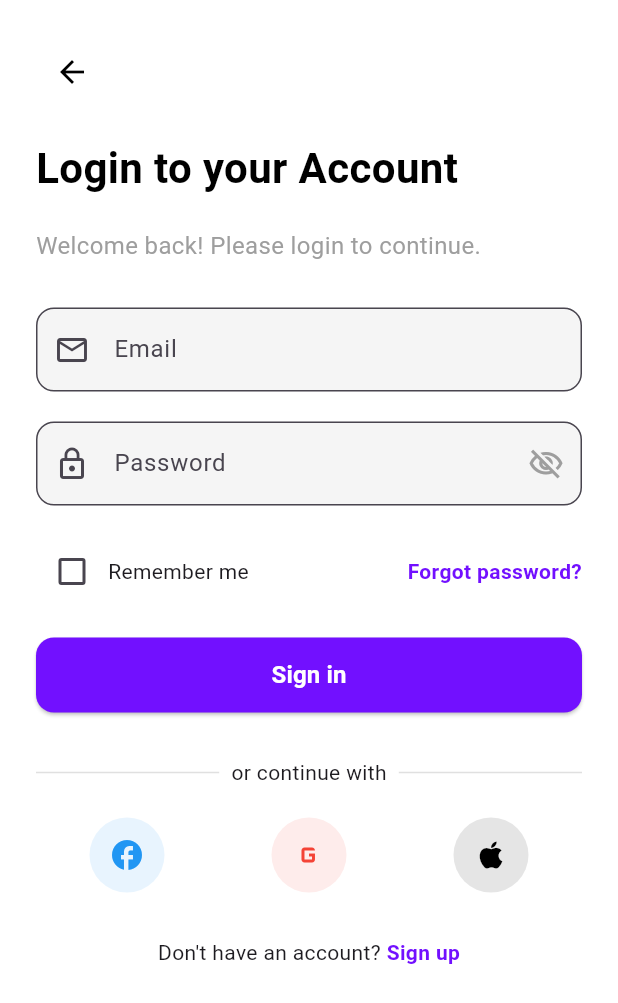
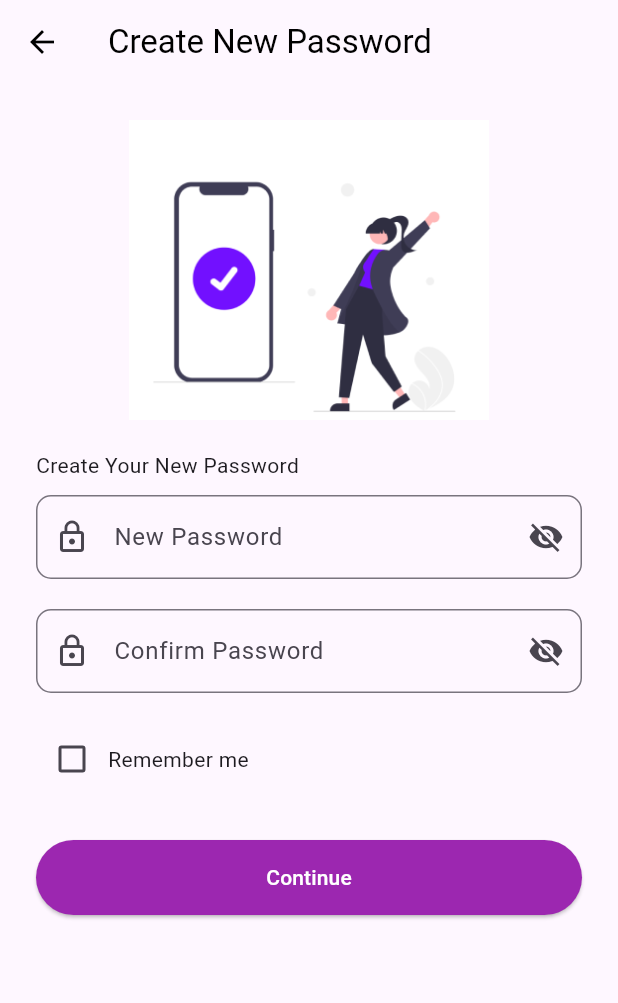
Before and after one commit to nesma220/final_project225, a Flutter app: the screen it shows after launch, on a phone screen of 412 x 824 dp. Shown: the top 1003 px of the screen. Run offline on Flutter 3.47's test engine with Material 3 defaults, Android fonts, the phone set to English and light mode, and no system bars; our stand-ins replace cloud_firestore, firebase_auth, get; accounts and stored records are empty.

```diff
--- a/lib/main.dart
+++ b/lib/main.dart
@@ -1,8 +1,8 @@
+import 'package:final_project/ui/screens/create_new_password_screen.dart';
+import 'package:final_project/ui/screens/forgot_password_screen.dart';
+import 'package:final_project/ui/screens/splash_screen.dart';
 import 'package:flutter/material.dart';
 import 'package:get/get.dart';
-
-// Screens
-import 'package:final_project/ui/screens/login_screen_ready.dart';
 
 void main() {
   runApp(const MyApp());
@@ -15,7 +15,7 @@ class MyApp extends StatelessWidget {
   Widget build(BuildContext context) {
     return GetMaterialApp(
       debugShowCheckedModeBanner: false,
-      home: LoginScreenReady(),
+      home: CreateNewPasswordScreen(),
       // home: CreateAccountScreen(), //   تشغيل Splash Screen
       // getPages: [
       //   GetPage(
@@ -34,6 +34,10 @@ class MyApp extends StatelessWidget {
       //     name: "/profile_screen",
       //     page: () => const FillProfileScreen(),
       //   ),
+         //   GetPage(
+      //     name: "/Verification_screen",
+      //     page: () => const VerificationScreen(),
+      //   ),
       // ],
     );
   }
--- /dev/null
+++ b/lib/ui/screens/create_new_password_screen.dart
@@ -0,0 +1,183 @@
+import 'package:final_project/ui/screens/home_screen.dart';
+import 'package:flutter/material.dart';
+import 'package:get/get.dart';
+
+class CreateNewPasswordScreen extends StatelessWidget {
+  final TextEditingController newPasswordController = TextEditingController();
+  final TextEditingController confirmPasswordController =
+      TextEditingController();
+  final RxBool rememberMe = false.obs;
+  final RxBool isPasswordVisible = false.obs;
+  final RxBool isConfirmPasswordVisible = false.obs;
+
+  @override
+  Widget build(BuildContext context) {
+    return Scaffold(
+      appBar: AppBar(
+        leading: IconButton(
+          icon: const Icon(Icons.arrow_back, color: Colors.black),
+          onPressed: () => Get.back(),
+        ),
+        elevation: 0,
+        backgroundColor: Colors.transparent,
+        title: const Text(
+          "Create New Password",
+          style: TextStyle(color: Colors.black),
+        ),
+      ),
+      body: SingleChildScrollView(
+        child: Padding(
+          padding: const EdgeInsets.all(24.0),
+          child: Column(
+            crossAxisAlignment: CrossAxisAlignment.start,
+            children: [
+              // Illustration
+              Center(
+                child: Image.asset(
+                  'assets/images/passwordreset.PNG',
+                  height: 200,
+                ),
+              ),
+              const SizedBox(height: 20),
+
+              // New Password Field
+              const Text("Create Your New Password"),
+              const SizedBox(height: 10),
+              Obx(
+                () => TextFormField(
+                  controller: newPasswordController,
+                  obscureText: !isPasswordVisible.value,
+                  decoration: InputDecoration(
+                    hintText: "New Password",
+                    prefixIcon: const Icon(Icons.lock_outline),
+                    suffixIcon: IconButton(
+                      icon: Icon(isPasswordVisible.value
+                          ? Icons.visibility
+                          : Icons.visibility_off),
+                      onPressed: () =>
+                          isPasswordVisible.value = !isPasswordVisible.value,
+                    ),
+                    border: OutlineInputBorder(
+                      borderRadius: BorderRadius.circular(10),
+                    ),
+                  ),
+                ),
+              ),
+              const SizedBox(height: 20),
+
+              // Confirm Password Field
+              Obx(
+                () => TextFormField(
+                  controller: confirmPasswordController,
+                  obscureText: !isConfirmPasswordVisible.value,
+                  decoration: InputDecoration(
+                    hintText: "Confirm Password",
+                    prefixIcon: const Icon(Icons.lock_outline),
+                    suffixIcon: IconButton(
+                      icon: Icon(isConfirmPasswordVisible.value
+                          ? Icons.visibility
+                          : Icons.visibility_off),
+                      onPressed: () => isConfirmPasswordVisible.value =
+                          !isConfirmPasswordVisible.value,
+                    ),
+                    border: OutlineInputBorder(
+                      borderRadius: BorderRadius.circular(10),
+                    ),
+                  ),
+                ),
+              ),
+              const SizedBox(height: 20),
+
+              // Remember Me Checkbox
+              Obx(
+                () => Row(
+                  children: [
+                    Checkbox(
+                      value: rememberMe.value,
+                      onChanged: (value) => rememberMe.value = value!,
+                      activeColor: Colors.purple,
+                    ),
+                    const Text("Remember me"),
+                  ],
+                ),
+              ),
+
+              const SizedBox(height: 30),
+
+              // Continue Button
+              ElevatedButton(
+                onPressed: () {
+                  if (newPasswordController.text.isEmpty ||
+                      confirmPasswordController.text.isEmpty) {
+                    Get.snackbar("Error", "Please fill in all fields",
+                        backgroundColor: Colors.red.withOpacity(0.5),
+                        colorText: Colors.white);
+                  } else if (newPasswordController.text !=
+                      confirmPasswordController.text) {
+                    Get.snackbar("Error", "Passwords do not match",
+                        backgroundColor: Colors.red.withOpacity(0.5),
+                        colorText: Colors.white);
+                  } else {
+                    _showConfirmationDialog(context);
+                  }
+                },
+                style: ElevatedButton.styleFrom(
+                  backgroundColor: Colors.purple,
+                  minimumSize: const Size(double.infinity, 50),
+                ),
+                child: const Text(
+                  "Continue",
+                  style: TextStyle(color: Colors.white),
+                ),
+              ),
+            ],
+          ),
+        ),
+      ),
+    );
+  }
+
+  void _showConfirmationDialog(BuildContext context) {
+    showDialog(
+      context: context,
+      barrierDismissible: false,
+      builder: (BuildContext context) {
+        return AlertDialog(
+          shape: RoundedRectangleBorder(
+            borderRadius: BorderRadius.circular(20),
+          ),
+          content: const Column(
+            mainAxisSize: MainAxisSize.min,
+            children: [
+              Icon(Icons.check_circle, color: Colors.purple, size: 80),
+              SizedBox(height: 20),
+              const Text(
+                "Congratulations!",
+                style: TextStyle(
+                    fontWeight: FontWeight.bold,
+                    fontSize: 20,
+                    color: Colors.black),
+              ),
+              const SizedBox(height: 10),
+              const Text(
+                "Your account is ready to use. You will be redirected to the main page in a few seconds.",
+                textAlign: TextAlign.center,
+              ),
+              const SizedBox(height: 20),
+              CircularProgressIndicator(
+                valueColor: AlwaysStoppedAnimation<Color>(Colors.purple),
+              ),
+            ],
+          ),
+        );
+      },
+    );
+
+
+
+    Future.delayed(const Duration(seconds: 3), () {
+      Get.back(); // Close dialog
+      Get.offAll(HomePage()); // Navigate to the main page
+    });
+  }
+}
--- a/lib/ui/screens/splash_screen.dart
+++ b/lib/ui/screens/splash_screen.dart
@@ -24,6 +24,7 @@ class _SplashScreenState extends State<SplashScreen> {
   @override
   Widget build(BuildContext context) {
     return Scaffold(
+        backgroundColor: Colors.white,
       body: Center(
         child: Column(
           mainAxisAlignment: MainAxisAlignment.center,
--- a/lib/view_models/forgot_password_controller.dart
+++ b/lib/view_models/forgot_password_controller.dart
@@ -1,10 +1,9 @@
 import 'package:get/get.dart';
 
+
 class ForgotPasswordController extends GetxController {
-  // Observable variables
-  var selectedOption = ''.obs;
+  var selectedOption = "".obs;
 
-  // Functions to update state
   void updateSelectedOption(String option) {
     selectedOption.value = option;
   }
```
Also changed, not shown: lib/ui/screens/forgot_password_screen.dart (+61 -22 lines), lib/ui/screens/home_screen.dart (added, +126 -0 lines), lib/ui/screens/login_screen_ready.dart (+8 -2 lines), lib/ui/screens/onbording_screen.dart (+7 -0 lines), lib/ui/screens/verification_screen.dart (added, +87 -0 lines), lib/ui/widget/custom_test_filed.dart (+27 -0 lines), lib/view_models/VerificationController.dart (added, +23 -0 lines), assets/images/passwordreset.PNG (renamed from assets/images/pass2.PNG), lib/view_models/test.dart (deleted), 1 other file.
